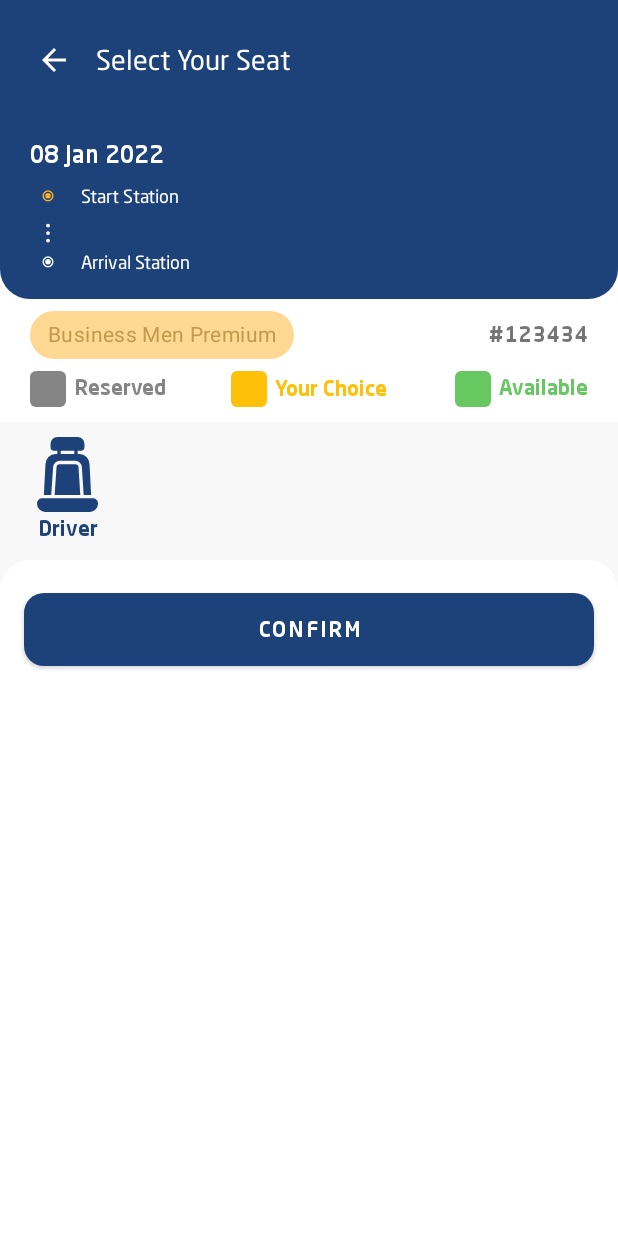
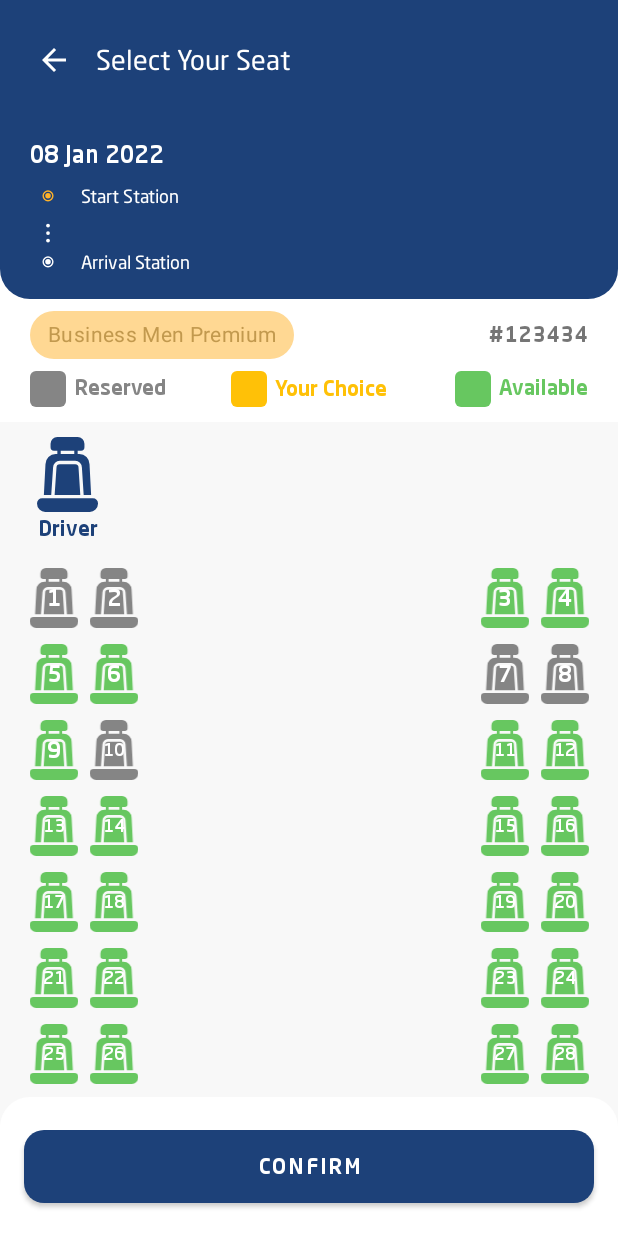
Before and after one commit to mohannadahmed00/TelefreikAndroidApp, an Android app built with Jetpack Compose: the SeatSelectionFragment screen opened through its navigation route, on a phone screen of 412 x 824 dp. Run offline under Robolectric (Android 15) with nearby library versions, the phone set to English and light mode, and no system bars; our stand-ins replace navigation-ui; libraries missing offline, so code that uses them is left out: androidx.multidex, com.daimajia.androidanimations; 2 statements that could not run were skipped.

Commit message:
edit SeatSelectionFragment.kt bug final

```diff
--- a/app/src/main/java/com/teleferik/ui/seatSelection/SeatSelectionFragment.kt
+++ b/app/src/main/java/com/teleferik/ui/seatSelection/SeatSelectionFragment.kt
@@ -12,7 +12,7 @@ import com.teleferik.models.seats.Seat
 import com.teleferik.ui.home.HomeRepo
 import com.teleferik.ui.home.HomeViewModel
 import com.teleferik.ui.seatSelection.adapter.SeatSelectionAdapter
-import com.teleferik.ui.seatSelection.compose.Status
+import com.teleferik.models.seats.Status
 
 @ExperimentalFoundationApi
 class SeatSelectionFragment :
@@ -97,22 +97,6 @@ class SeatSelectionFragment :
 
     }
 
-    /*override fun handleView() {
-        //binding.btnSeatConfirm.setOnClickListener { findNavController().navigate(SeatSelectionFragmentDirections.actionSearchResultsFragmentToSeatConfirmationFragment())}
-        //binding.tvBusSelected.text = selectedSeats.toString()
-    }*/
-
-    /*override fun onSeatClicked(seat: Seat, pos: Int) {
-        if (!seat.isSelected){
-            if (selectedSeats.contains(seat.num)){
-                selectedSeats.remove(seat.num)
-                Toast.makeText(this.context,"Seats $selectedSeats",Toast.LENGTH_SHORT).show()
-            }else{
-                selectedSeats.add(seat.num)
-                Toast.makeText(this.context,"Seats $selectedSeats",Toast.LENGTH_SHORT).show()
-            }
-        }
-    }*/
 
 
 }
--- /dev/null
+++ b/app/src/main/java/com/teleferik/ui/seatSelection/adapter/SeatSelectionAdapter.kt
@@ -0,0 +1,71 @@
+package com.teleferik.ui.seatSelection.adapter
+
+import android.content.Context
+import android.view.LayoutInflater
+import android.view.ViewGroup
+import androidx.core.content.ContextCompat
+import androidx.recyclerview.widget.RecyclerView
+import com.teleferik.R
+import com.teleferik.databinding.RowSeatItemBinding
+import com.teleferik.models.seats.Seat
+import com.teleferik.models.seats.Status
+
+
+class SeatSelectionAdapter(
+    var list: MutableList<Seat>,
+    private val iClick: OnItemClickListener
+) : RecyclerView.Adapter<SeatSelectionAdapter.ViewHolder>() {
+
+
+    override fun getItemCount() = list.size
+
+    override fun onCreateViewHolder(parent: ViewGroup, viewType: Int): ViewHolder {
+        return ViewHolder(
+            RowSeatItemBinding.inflate(
+                LayoutInflater.from(parent.context),
+                parent,
+                false
+            )
+        )
+    }
+
+    override fun onBindViewHolder(holder: ViewHolder, position: Int) {
+        holder.bind(list[position])
+    }
+
+    //ic_premium
+    inner class ViewHolder(var viewBinding: RowSeatItemBinding) :
+        RecyclerView.ViewHolder(viewBinding.root) {
+        fun bind(seat: Seat) {
+            val context = viewBinding.root.context
+            viewBinding.tvSeatNum.text = seat.num.toString()
+            viewBinding.tvSeatNum.textSize = if (seat.num > 9) 12F else 15F
+            viewBinding.imageSeat.setColorFilter(getColor(context = context , status = seat.status))
+            viewBinding.imageSeat.setOnClickListener {
+                if (seat.status == Status.Available){
+                    seat.status = Status.Selected
+                    viewBinding.imageSeat.setColorFilter(ContextCompat.getColor(context,R.color.yellow))
+                    iClick.onSeatClicked(seat,bindingAdapterPosition)
+                }else if (seat.status == Status.Selected){
+                    seat.status = Status.Available
+                    viewBinding.imageSeat.setColorFilter(ContextCompat.getColor(context,R.color.gray_light))
+                    iClick.onSeatClicked(seat,bindingAdapterPosition)
+                }
+
+            }
+        }
+    }
+
+    interface OnItemClickListener {
+        fun onSeatClicked(seat: Seat, pos:Int)
+    }
+
+    private fun getColor(context: Context,status: Status) : Int{
+        return when (status) {
+            Status.Available -> ContextCompat.getColor(context,R.color.green)
+            Status.Reserved -> ContextCompat.getColor(context,R.color.gray_light)
+            else -> ContextCompat.getColor(context,R.color.yellow)
+        }
+
+    }
+}
```
Also changed, not shown: app/src/main/java/com/teleferik/models/seats/Seat.kt (+0 -7 lines), app/src/main/java/com/teleferik/models/seats/Status.kt (added, +7 -0 lines), app/src/main/java/com/teleferik/ui/seatSelection/compose/SeatItem.kt (+3 -4 lines), app/src/main/java/com/teleferik/ui/seatSelection/compose/SeatsUI.kt (+28 -21 lines).
